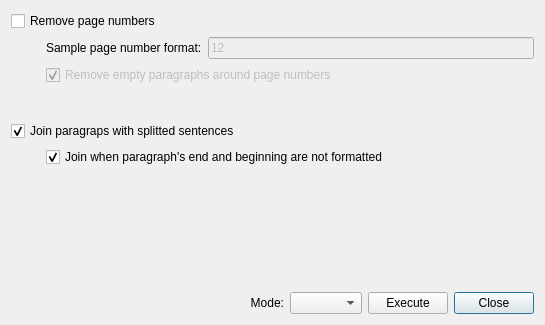
Old version of the form src/Sigil/Form_Files/CleanContent.ui in the repository Sigil-Ebook/Sigil.
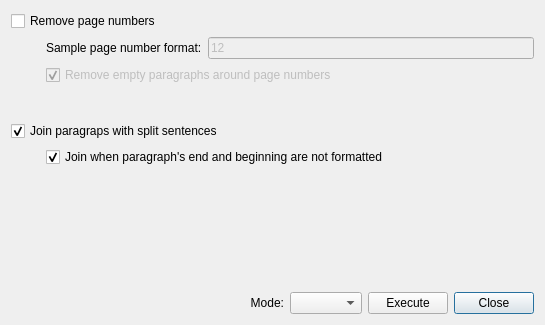
New version of the form.

Commit message: Fixed typo: "splitted" -> "split".

Patch:
```diff
--- a/src/Sigil/Form_Files/CleanContent.ui
+++ b/src/Sigil/Form_Files/CleanContent.ui
@@ -84,7 +84,7 @@
 This sometimes happens for documents converted from PDF format.</string>
      </property>
      <property name="text">
-      <string>Join paragraps with splitted sentences</string>
+      <string>Join paragraps with split sentences</string>
      </property>
      <property name="checked">
       <bool>true</bool>
```
Left out of the diff: 2 changed lines with no effect on the pictures. The commit also changes 2 other files.
